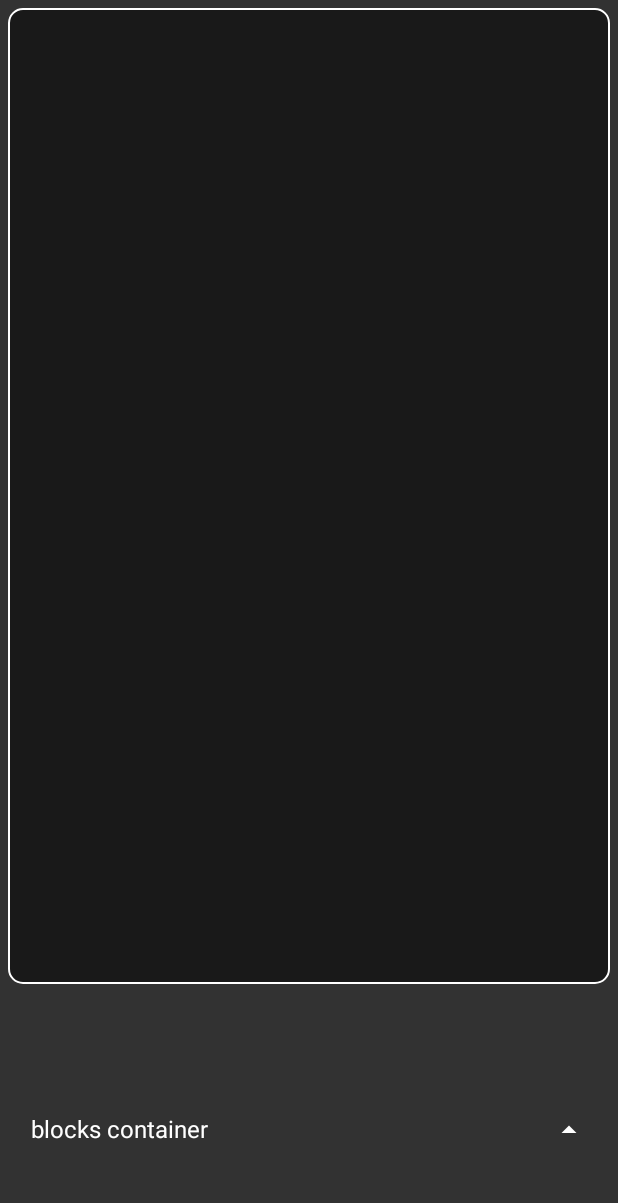
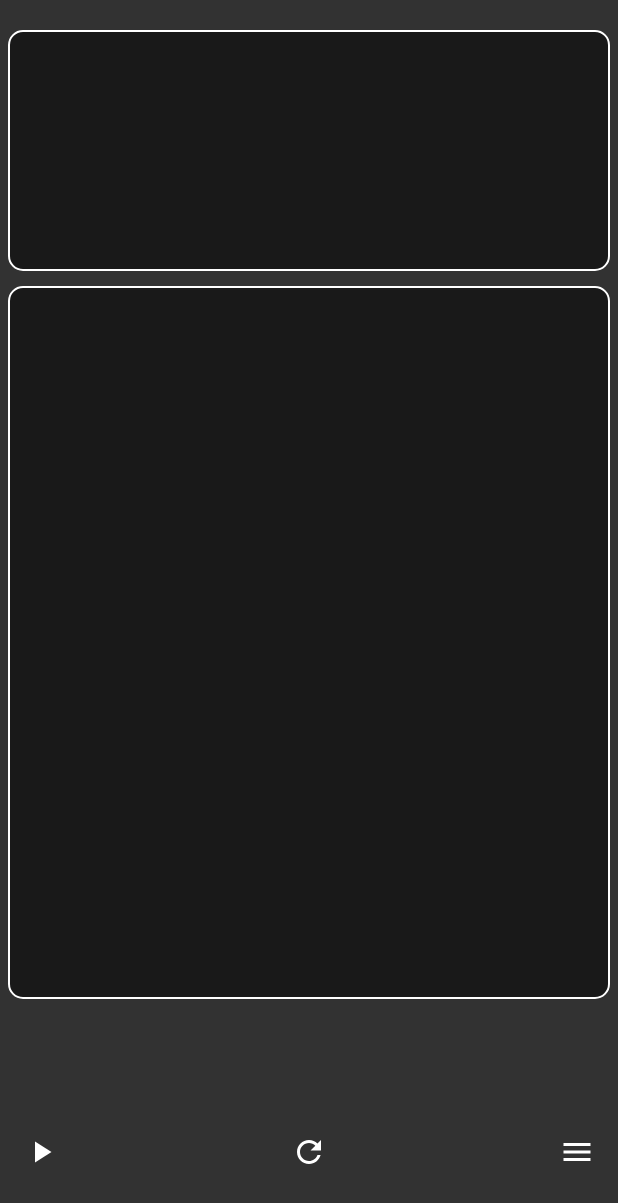
Before and after one commit to AsmrS4/UI4Mobile, an Android app built with Jetpack Compose: the screen it shows after launch (MainActivity), on a phone screen of 412 x 824 dp. Shown: the top 1203 px of the screen. Run offline under Robolectric (Android 15) with nearby library versions, the phone set to English and light mode, and no system bars.

Commit message:
поэкспериментировал над внешним видом, перестали добавляться блоки в if/else

```diff
--- a/app/src/main/java/com/example/mobileui/DragAndDrop.kt
+++ b/app/src/main/java/com/example/mobileui/DragAndDrop.kt
@@ -3,6 +3,8 @@ package com.example.mobileui
 import androidx.compose.foundation.gestures.detectDragGesturesAfterLongPress
 import androidx.compose.foundation.layout.Box
 import androidx.compose.foundation.layout.BoxScope
+import androidx.compose.foundation.layout.Column
+import androidx.compose.foundation.layout.ColumnScope
 import androidx.compose.foundation.layout.fillMaxSize
 import androidx.compose.runtime.*
 import androidx.compose.ui.Modifier
@@ -96,7 +98,7 @@ fun <T> DragTarget(
 @Composable
 fun <T> DropItem(
     modifier: Modifier,
-    content: @Composable() (BoxScope.(isInBound: Boolean, data: T?) -> Unit)
+    content: @Composable() (ColumnScope.(isInBound: Boolean, data: T?) -> Unit)
 ) {
 
     val dragInfo = LocalDragTargetInfo.current
@@ -106,7 +108,7 @@ fun <T> DropItem(
         mutableStateOf(false)
     }
 
-    Box(modifier = modifier.onGloballyPositioned {
+    Column(modifier = modifier.onGloballyPositioned {
         it.boundsInWindow().let { rect ->
             isCurrentDropTarget = rect.contains(dragPosition + dragOffset)
         }
--- a/app/src/main/java/com/example/mobileui/DropDown.kt
+++ b/app/src/main/java/com/example/mobileui/DropDown.kt
@@ -1,5 +1,6 @@
 package com.example.mobileui
 
+import android.graphics.Paint.Align
 import androidx.compose.animation.core.animateFloatAsState
 import androidx.compose.animation.core.tween
 import androidx.compose.foundation.clickable
@@ -8,13 +9,22 @@ import androidx.compose.foundation.layout.Box
 import androidx.compose.foundation.layout.Column
 import androidx.compose.foundation.layout.Row
 import androidx.compose.foundation.layout.Spacer
+import androidx.compose.foundation.layout.fillMaxSize
 import androidx.compose.foundation.layout.fillMaxWidth
 import androidx.compose.foundation.layout.height
+import androidx.compose.foundation.layout.size
 import androidx.compose.material.icons.Icons
 import androidx.compose.material.icons.filled.ArrowDropDown
+import androidx.compose.material.icons.filled.Build
+import androidx.compose.material.icons.filled.Clear
+import androidx.compose.material.icons.filled.Delete
+import androidx.compose.material.icons.filled.Menu
+import androidx.compose.material.icons.filled.PlayArrow
+import androidx.compose.material.icons.filled.Refresh
 import androidx.compose.material3.Icon
 import androidx.compose.material3.Text
 import androidx.compose.runtime.Composable
+import androidx.compose.runtime.MutableState
 import androidx.compose.runtime.getValue
 import androidx.compose.runtime.mutableStateOf
 import androidx.compose.runtime.remember
@@ -31,7 +41,8 @@ import androidx.compose.ui.unit.sp
 
 @Composable
 fun DropDown(
-    text: String,
+    result: MutableState<String>,
+    viewModel: MainViewModel,
     modifier: Modifier = Modifier,
     initiallyOpened: Boolean = false,
     content: @Composable () -> Unit
@@ -50,7 +61,7 @@ fun DropDown(
     val rotateX = animateFloatAsState(
         targetValue = if(isOpen) 0f else 90f,
         animationSpec = tween(
-            durationMillis = 300
+            durationMillis = 200
         )
     )
 
@@ -71,30 +82,42 @@ fun DropDown(
             content()
         }
 
-        Spacer(modifier = Modifier.height(10.dp))
+        Spacer(modifier = Modifier.height(20.dp))
 
         Row(
             horizontalArrangement = Arrangement.SpaceBetween,
             verticalAlignment = Alignment.CenterVertically,
             modifier = Modifier
                 .fillMaxWidth()
+
         ) {
-            Text(
-                text = text,
-                color = Color.White,
-                fontSize = 16.sp
+
+            Icon(
+                imageVector = Icons.Default.PlayArrow,
+                contentDescription = "Start button",
+                tint = Color.White,
+                modifier = Modifier
+                    .clickable {
+                        result.value = "Result:\n>> "+"Hello World!"
+                    }
             )
             Icon(
-                imageVector = Icons.Default.ArrowDropDown,
+                imageVector = Icons.Default.Refresh,
+                contentDescription = "Clear",
+                tint = Color.White,
+                modifier = Modifier
+                    .clickable {
+                        viewModel.addedBlocks.clear()
+                        result.value = ""
+                    }
+            )
+            Icon(
+                imageVector = Icons.Default.Menu,
                 contentDescription = "Open or close the drop down",
                 tint = Color.White,
                 modifier = Modifier
-                    .clickable {
-                        isOpen = !isOpen
-                    }
-                    .scale(1f, if (!isOpen) -1f else 1f)
+                    .clickable { isOpen = !isOpen },
             )
         }
-
     }
 }
--- a/app/src/main/java/com/example/mobileui/MainScreen.kt
+++ b/app/src/main/java/com/example/mobileui/MainScreen.kt
@@ -13,6 +13,8 @@ import androidx.compose.material3.ExperimentalMaterial3Api
 import androidx.compose.material3.Text
 import androidx.compose.runtime.Composable
 import androidx.compose.runtime.LaunchedEffect
+import androidx.compose.runtime.mutableStateOf
+import androidx.compose.runtime.remember
 import androidx.compose.ui.Alignment
 import androidx.compose.ui.Modifier
 import androidx.compose.ui.draw.clip
@@ -23,6 +25,7 @@ import androidx.compose.ui.text.font.FontWeight
 import androidx.compose.ui.text.style.TextAlign
 import androidx.compose.ui.tooling.preview.Preview
 import androidx.compose.ui.unit.dp
+import androidx.compose.ui.unit.sp
 
 @OptIn(ExperimentalMaterial3Api::class)
 @Composable
@@ -30,17 +33,33 @@ fun MainScreen(
     mainViewModel: MainViewModel,
 ) {
     val screenWidth = LocalConfiguration.current.screenWidthDp
+    var result = remember{ mutableStateOf("") }
+
     Column(
         modifier = Modifier
             .fillMaxSize()
-            .padding(5.dp),
+            .padding(top = 20.dp, start = 5.dp, end = 5.dp),
         verticalArrangement = Arrangement.spacedBy(10.dp),
         horizontalAlignment = Alignment.CenterHorizontally
     ) {
+        Column(  modifier = Modifier
+            .fillMaxHeight(0.2f)
+            .fillMaxWidth()
+            .background(Color.Black.copy(0.5f), RoundedCornerShape(10.dp))
+            .border(1.dp, color = Color.White, shape = RoundedCornerShape(10.dp))
+            .padding(20.dp)
+            .verticalScroll(rememberScrollState()),
+            horizontalAlignment = Alignment.Start
+            ){
+            Text(text = result.value,
+                fontSize=16.sp,
+                color = Color.White
+            )
+        }
         DropItem<BlockUiItem>(
             modifier = Modifier
                 .fillMaxWidth(1f)
-                .fillMaxHeight(0.8f),
+                .fillMaxHeight(0.75f),
 
             ) { _, blockItem ->
             if (blockItem != null) {
@@ -60,18 +79,25 @@ fun MainScreen(
 
                 ) {
                     mainViewModel.addedBlocks.forEach { block ->
-                        drawBlock(block)
+                        when (block.id) {
+                            "1" -> Variable().variableBlock()
+                            "2" -> Assign().assignBlock()
+                            "3" -> Operation().operationBlock()
+                            "4" -> Print().printBlock()
+                            "5" -> ConditionBlock().conditionBlock()
+                        }
                         Spacer(modifier = Modifier.padding(bottom = 1.dp))
                     }
             }
         }
 
         DropDown(
-            text = "blocks container",
-            modifier = Modifier.padding(15.dp)
+            result,
+            mainViewModel,
+            modifier = Modifier.padding(10.dp)
         ) {
 
-            Row(//поле с блоками
+            Row(
                 modifier = Modifier
                     .fillMaxWidth()
                     .horizontalScroll(rememberScrollState()),
--- a/app/src/main/java/com/example/mobileui/MainViewModel.kt
+++ b/app/src/main/java/com/example/mobileui/MainViewModel.kt
@@ -7,18 +7,14 @@ import androidx.lifecycle.ViewModel
 class MainViewModel : ViewModel() {
 
     var isCurrentlyDragging by mutableStateOf(false)
-    var items by mutableStateOf(emptyList<BlockUiItem>())
+    var items = listOf(
+        BlockUiItem("Variable", "1", Color(0xFF673AB7)),
+        BlockUiItem("Assingment", "2", Color(0xFFF44336)),
+        BlockUiItem("Operation", "3", Color(0xFF44AC48)),
+        BlockUiItem("Print", "4", Color(0xFF03A9F4)),
+        BlockUiItem("Conditions", "5", Color(0xFFFF9800)),
+    )
     var addedBlocks = mutableStateListOf<BlockUiItem>()
-
-    init {
-        items = listOf(
-            BlockUiItem("Variable", "1", Color(0xFF673AB7)),
-            BlockUiItem("Assingment", "2", Color(0xFFF44336)),
-            BlockUiItem("Operation", "3", Color(0xFF44AC48)),
-            BlockUiItem("Print", "4", Color(0xFF03A9F4)),
-            BlockUiItem("Conditions", "5", Color(0xFFFF9800)),
-        )
-    }
 
     fun startDragging() {
         isCurrentlyDragging = true
```
Also changed, not shown: app/src/main/java/com/example/mobileui/BlockItem.kt (+110 -54 lines).
